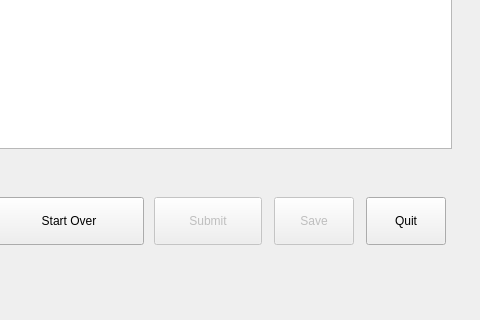
Before: the Qt Designer form guistructure/resultwindow.ui in mguid65/OpenSystemBench, drawn with Qt 5; both pictures show x 264 to 744 and y 603 to 923 of the 744 by 923 pixel window.
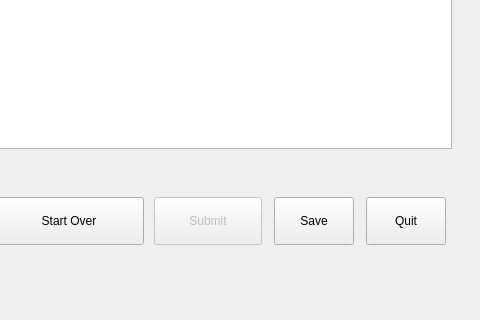
After: the same form once the commit is applied.

Commit message: Implement Save(CSV only)

```diff
--- a/guistructure/resultwindow.ui
+++ b/guistructure/resultwindow.ui
@@ -44,7 +44,7 @@
    </widget>
    <widget class="QPushButton" name="save_result_button">
     <property name="enabled">
-     <bool>false</bool>
+     <bool>true</bool>
     </property>
     <property name="geometry">
      <rect>
```
The commit also changes 2 other files.
